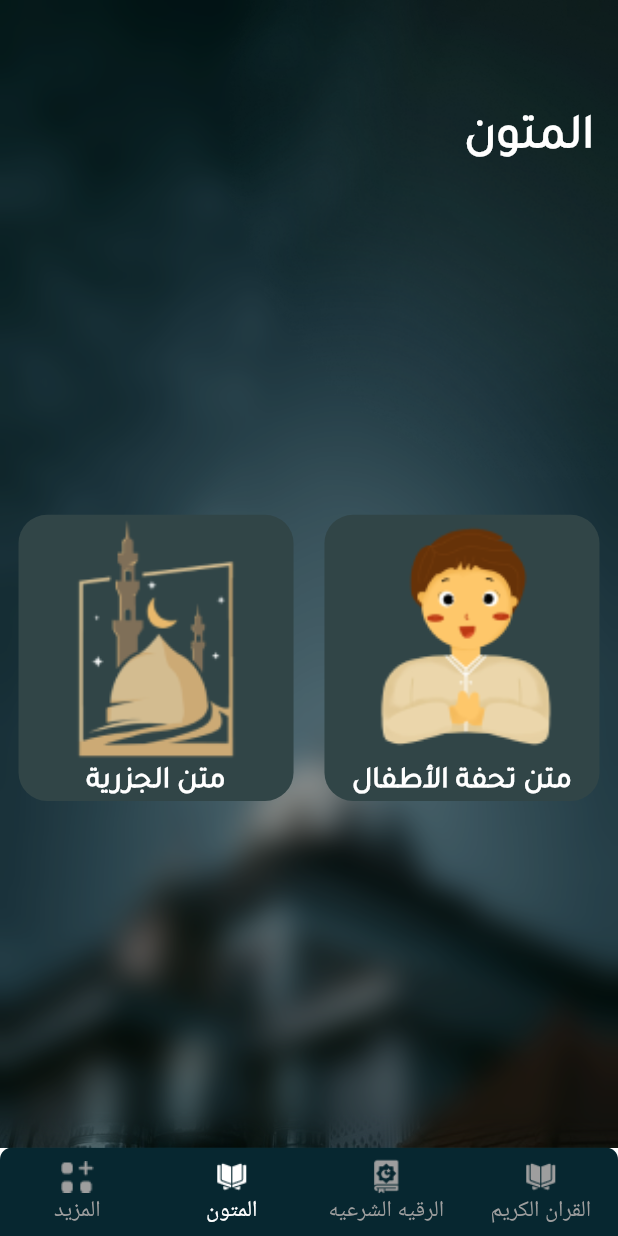
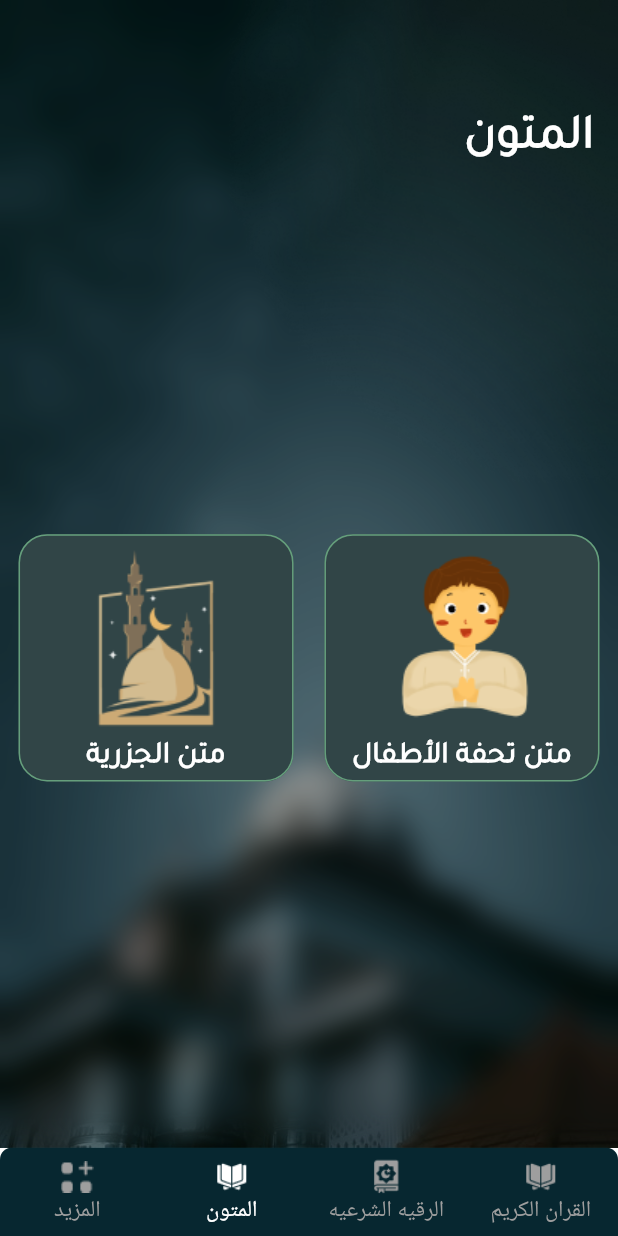
Before and after one commit to Mohamed-Abdel-Rahem/quran, a Flutter app: the screen it shows after launch, item 3 of the bottom bar chosen, on a phone screen of 412 x 824 dp. Run offline on Flutter 3.47's test engine with Material 3 defaults, Android fonts, the phone set to English and light mode, and no system bars; our stand-ins replace device_preview, firebase_core; accounts and stored records are empty.

Commit message:
add border color to container in moton page

```diff
--- a/lib/widgets/custom_container.dart
+++ b/lib/widgets/custom_container.dart
@@ -1,5 +1,4 @@
 import 'package:flutter/material.dart';
-import 'package:quran/widgets/custom_text_widget.dart';
 
 class CustomContainer extends StatelessWidget {
   final String text;
@@ -25,26 +24,33 @@ class CustomContainer extends StatelessWidget {
             height: MediaQuery.of(context).size.width *
                 0.4, // Adjust height to maintain aspect ratio
             decoration: BoxDecoration(
+              border: Border.all(
+                color: const Color(0xff659F7C),
+                width: 1.0, // Adjust the width as needed
+              ),
               borderRadius: BorderRadius.circular(19),
             ),
             child: ClipRRect(
                 borderRadius: BorderRadius.circular(19),
-              child: Image.asset(
+                child: Column(
+                  children: [
+                    Image.asset(
                       image, // Replace with your image asset path
                       fit: BoxFit.cover,
                     ),
-            ),
-          ),
-          const SizedBox(height: 2), // Space between image and text
                     Text(
                       text,
-            style: TextStyle(
+                      style: const TextStyle(
                           fontSize: 20,
                           fontWeight: FontWeight.w700,
                           fontFamily: 'Tajawal',
                           color: Colors.white),
                     )
                   ],
+                )),
+          ),
+          // Space between image and text
+        ],
       ),
     );
   }
```
Lines whose indentation alone changed are shown as unchanged.
